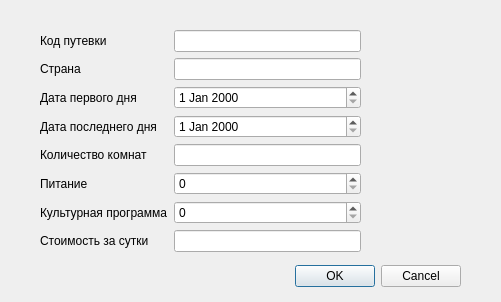
Old version of the form DiaPut.ui in the repository XxArlekIn0xX/Praktika13.
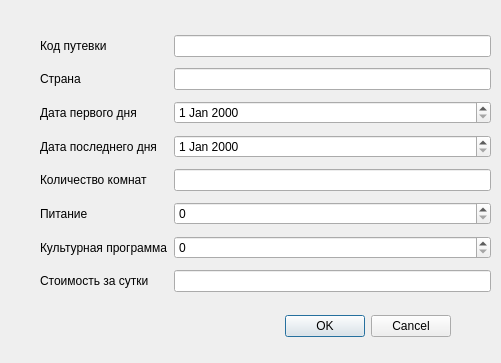
New version of the form.

Commit message: Изменение диаг. окна

```diff
--- a/DiaPut.ui
+++ b/DiaPut.ui
@@ -7,7 +7,7 @@
     <x>0</x>
     <y>0</y>
     <width>501</width>
-    <height>302</height>
+    <height>363</height>
    </rect>
   </property>
   <property name="windowTitle">
@@ -16,8 +16,8 @@
   <widget class="QDialogButtonBox" name="buttonBox">
    <property name="geometry">
     <rect>
-     <x>120</x>
-     <y>260</y>
+     <x>110</x>
+     <y>310</y>
      <width>341</width>
      <height>32</height>
     </rect>
@@ -34,8 +34,8 @@
     <rect>
      <x>40</x>
      <y>30</y>
-     <width>321</width>
-     <height>227</height>
+     <width>451</width>
+     <height>271</height>
     </rect>
    </property>
    <layout class="QGridLayout" name="gridLayout">
```
The commit also changes 5 other files.
